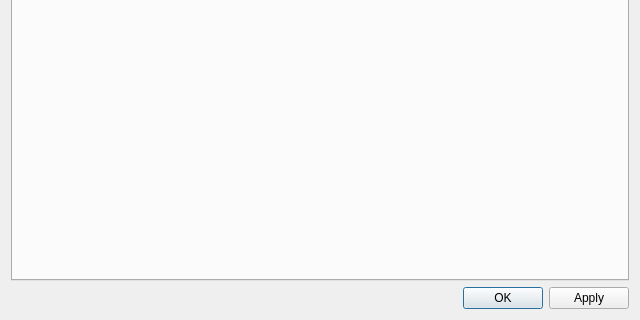
Qt form VisualPIC/Views/editvolumevtkwindow.ui (AngelFP/VisualPIC) before a commit; both pictures show x 0 to 640 and y 160 to 480 of the 640 by 480 pixel window.
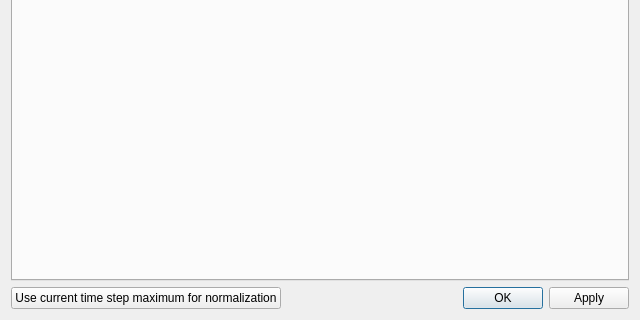
The same form after that commit.

Commit message: Added button for normalization

What changed in the file:
```diff
--- a/VisualPIC/Views/editvolumevtkwindow.ui
+++ b/VisualPIC/Views/editvolumevtkwindow.ui
@@ -46,6 +46,15 @@
     </widget>
    </item>
    <item>
+    <layout class="QHBoxLayout" name="horizontalLayout">
+     <item>
+      <widget class="QPushButton" name="normalizationButton">
+       <property name="text">
+        <string>Use current time step maximum for normalization</string>
+       </property>
+      </widget>
+     </item>
+     <item>
     <widget class="QDialogButtonBox" name="buttonBox">
      <property name="orientation">
       <enum>Qt::Horizontal</enum>
@@ -57,6 +66,8 @@
       <bool>false</bool>
      </property>
     </widget>
+     </item>
+    </layout>
    </item>
   </layout>
  </widget>
```
Lines whose indentation alone changed are shown as unchanged.
